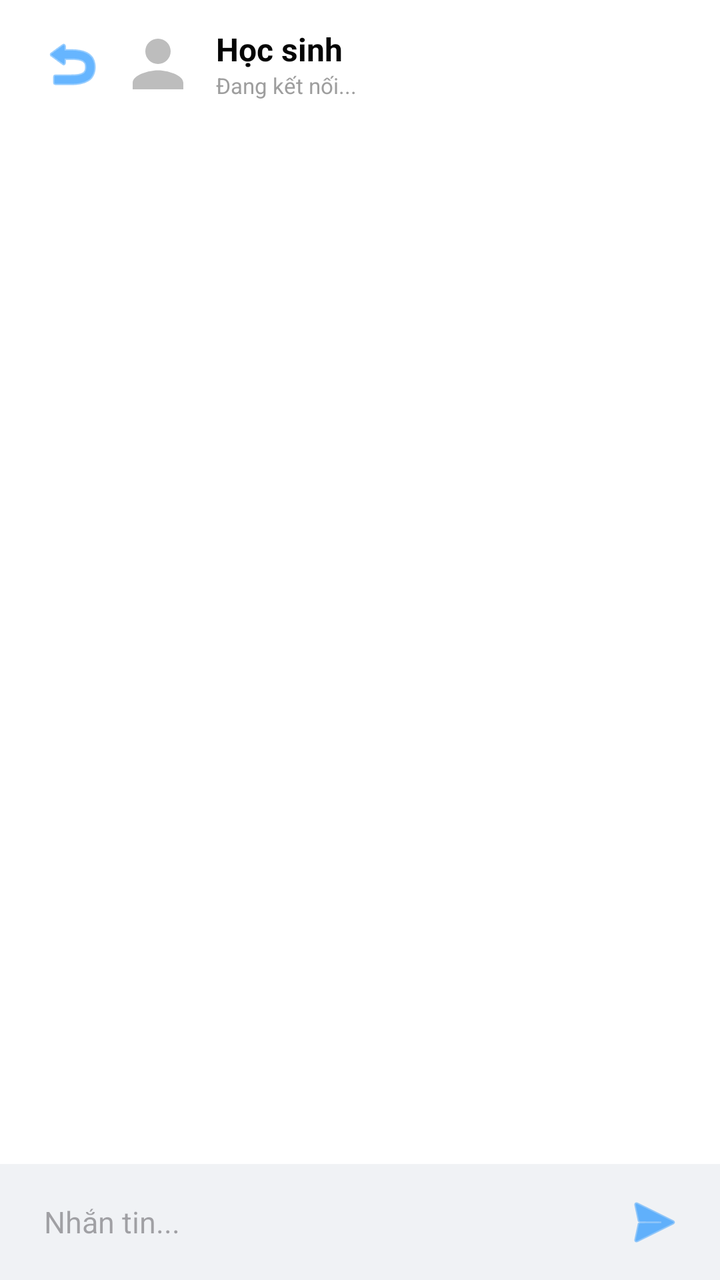
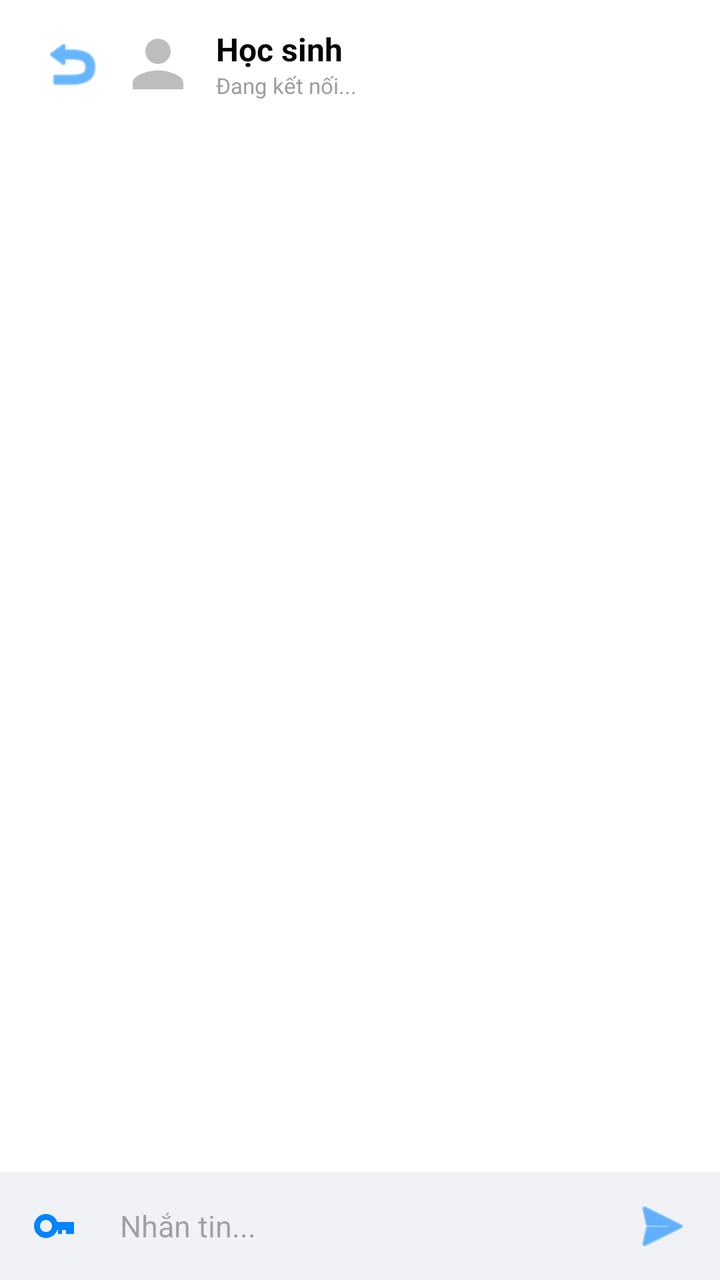

Screens rendered from an Android XML layout before and after an edit, with the pre-edit source and the edit as a unified diff.
<!-- AndroidManifest.xml: application theme Theme.AndroiCuoiKy -->
<!-- res/layout/activity_chat.xml -->
<?xml version="1.0" encoding="utf-8"?>
<RelativeLayout xmlns:android="http://schemas.android.com/apk/res/android"
    xmlns:app="http://schemas.android.com/apk/res-auto"
    android:layout_width="match_parent"
    android:layout_height="match_parent"
    android:background="#FFFFFF">

    
    <androidx.appcompat.widget.Toolbar
        android:id="@+id/chatToolbar"
        android:layout_width="match_parent"
        android:layout_height="?attr/actionBarSize"
        android:background="#FFFFFF"
        android:elevation="4dp"
        app:contentInsetStartWithNavigation="0dp">

        <LinearLayout
            android:layout_width="match_parent"
            android:layout_height="match_parent"
            android:gravity="center_vertical"
            android:orientation="horizontal">

            <ImageButton
                android:id="@+id/btnBackChat"
                android:layout_width="40dp"
                android:layout_height="40dp"
                android:background="?attr/selectableItemBackgroundBorderless"
                android:src="@android:drawable/ic_menu_revert"
                app:tint="#0084FF"
                android:contentDescription="Quay lại" />

            <com.google.android.material.imageview.ShapeableImageView
                android:id="@+id/ivReceiverAvatar"
                android:layout_width="38dp"
                android:layout_height="38dp"
                android:scaleType="centerCrop"
                android:src="@drawable/ic_avatar_default"
                app:shapeAppearanceOverlay="@style/ShapeAppearance.Material3.Corner.Full"
                android:layout_marginStart="4dp"
                android:layout_marginEnd="10dp" />

            <LinearLayout
                android:layout_width="wrap_content"
                android:layout_height="wrap_content"
                android:orientation="vertical">

                <TextView
                    android:id="@+id/tvReceiverName"
                    android:layout_width="wrap_content"
                    android:layout_height="wrap_content"
                    android:text="Học sinh"
                    android:textColor="#050505"
                    android:textSize="16sp"
                    android:textStyle="bold" />

                
                <TextView
                    android:id="@+id/tvReceiverStatus"
                    android:layout_width="wrap_content"
                    android:layout_height="wrap_content"
                    android:text="Đang kết nối..."
                    android:textColor="#9E9E9E"
                    android:textSize="11sp" />
            </LinearLayout>
        </LinearLayout>
    </androidx.appcompat.widget.Toolbar>

    
    <androidx.recyclerview.widget.RecyclerView
        android:id="@+id/rvChatMessages"
        android:layout_width="match_parent"
        android:layout_height="match_parent"
        android:layout_below="@id/chatToolbar"
        android:layout_above="@id/layoutMessageInput"
        android:clipToPadding="false"
        android:paddingVertical="8dp" />

    
    <LinearLayout
        android:id="@+id/layoutMessageInput"
        android:layout_width="match_parent"
        android:layout_height="wrap_content"
        android:layout_alignParentBottom="true"
        android:orientation="horizontal"
        android:gravity="center_vertical"
        android:background="#F0F2F5"
        android:paddingHorizontal="12dp"
        android:paddingVertical="8dp">

        <EditText
            android:id="@+id/etMessageInput"
            android:layout_width="0dp"
            android:layout_height="wrap_content"
            android:layout_weight="1"
            android:background="@android:color/transparent"
            android:hint="Nhắn tin..."
            android:textColor="#050505"
            android:textSize="15sp"
            android:maxLines="4"
            android:paddingHorizontal="10dp"
            android:paddingVertical="8dp" />

        <ImageButton
            android:id="@+id/btnSendMessage"
            android:layout_width="42dp"
            android:layout_height="42dp"
            android:background="?attr/selectableItemBackgroundBorderless"
            android:src="@android:drawable/ic_menu_send"
            app:tint="#0084FF"
            android:contentDescription="Gửi" />
    </LinearLayout>

</RelativeLayout>
<!-- resources referenced by this layout -->
<resources>
  <!-- drawable ic_avatar_default (drawable) -->
  <?xml version="1.0" encoding="utf-8"?>
  <vector xmlns:android="http://schemas.android.com/apk/res/android"
      android:width="40dp"
      android:height="40dp"
      android:viewportWidth="24"
      android:viewportHeight="24">
      <path
          android:fillColor="#BDBDBD"
          android:pathData="M12,12c2.21,0 4,-1.79 4,-4s-1.79,-4 -4,-4 -4,1.79 -4,4 1.79,4 4,4zM12,14c-2.67,0 -8,1.34 -8,4v2h16v-2c0,-2.66 -5.33,-4 -8,-4z"/>
  </vector>
  <style name="Theme.AndroiCuoiKy" parent="Base.Theme.AndroiCuoiKy" />
  <style name="Base.Theme.AndroiCuoiKy" parent="Theme.Material3.DayNight.NoActionBar">
  
          
          <item name="colorPrimary">@color/sf_primary</item>
          <item name="colorOnPrimary">@color/white</item>
          <item name="colorPrimaryContainer">@color/sf_primary_light</item>
          <item name="colorOnPrimaryContainer">@color/sf_primary_dark</item>
  
          
          <item name="colorSecondary">@color/sf_secondary</item>
          <item name="colorOnSecondary">@color/white</item>
  
          
          <item name="android:colorBackground">@color/sf_background</item>
          <item name="colorSurface">@color/sf_surface</item>
          <item name="colorOnSurface">@color/sf_text_primary</item>
          <item name="colorOnSurfaceVariant">@color/sf_text_secondary</item>
  
          
          <item name="colorError">@color/sf_danger</item>
          <item name="colorOnError">@color/white</item>
  
          
          <item name="android:statusBarColor">@color/sf_background</item>
          <item name="android:windowLightStatusBar">true</item>
  
          
          <item name="android:navigationBarColor">@color/sf_background</item>
          <item name="android:windowLightNavigationBar">true</item>
  
          
          <item name="android:textColorPrimary">@color/sf_text_primary</item>
          <item name="android:textColorSecondary">@color/sf_text_secondary</item>
  
          
          <item name="colorControlHighlight">@color/sf_primary_light</item>
  
      </style>
  <color name="sf_primary">#2563EB</color>
  <color name="white">#FFFFFFFF</color>
  <color name="sf_primary_light">#DBEAFE</color>
  <color name="sf_primary_dark">#1D4ED8</color>
  <color name="sf_secondary">#0D9488</color>
  <color name="sf_background">#F8FAFC</color>
  <color name="sf_surface">#FFFFFF</color>
  <color name="sf_text_primary">#0F172A</color>
  <color name="sf_text_secondary">#64748B</color>
  <color name="sf_danger">#EF4444</color>
</resources>

<!-- the commit's change to res/layout/activity_chat.xml (unified diff, before → after) -->
@@ -84,20 +84,32 @@
         android:orientation="horizontal"
         android:gravity="center_vertical"
         android:background="#F0F2F5"
-        android:paddingHorizontal="12dp"
-        android:paddingVertical="8dp">
+        android:paddingHorizontal="8dp"
+        android:paddingVertical="6dp">
+
+        
+        <ImageButton
+            android:id="@+id/btnSendClaimCode"
+            android:layout_width="40dp"
+            android:layout_height="40dp"
+            android:background="?attr/selectableItemBackgroundBorderless"
+            android:src="@drawable/ic_key"
+            app:tint="#0084FF"
+            android:contentDescription="Gửi mã xác nhận" />
 
         <EditText
             android:id="@+id/etMessageInput"
             android:layout_width="0dp"
             android:layout_height="wrap_content"
             android:layout_weight="1"
+            android:layout_marginStart="4dp"
+            android:layout_marginEnd="4dp"
             android:background="@android:color/transparent"
             android:hint="Nhắn tin..."
             android:textColor="#050505"
             android:textSize="15sp"
             android:maxLines="4"
-            android:paddingHorizontal="10dp"
+            android:paddingHorizontal="8dp"
             android:paddingVertical="8dp" />
 
         <ImageButton
<!-- resource entries referenced after the edit -->
@@ -10,6 +10,17 @@
       <path
           android:fillColor="#BDBDBD"
           android:pathData="M12,12c2.21,0 4,-1.79 4,-4s-1.79,-4 -4,-4 -4,1.79 -4,4 1.79,4 4,4zM12,14c-2.67,0 -8,1.34 -8,4v2h16v-2c0,-2.66 -5.33,-4 -8,-4z"/>
+  </vector>
+  <!-- drawable ic_key (drawable) -->
+  <?xml version="1.0" encoding="utf-8"?>
+  <vector xmlns:android="http://schemas.android.com/apk/res/android"
+      android:width="24dp"
+      android:height="24dp"
+      android:viewportWidth="24"
+      android:viewportHeight="24">
+      <path
+          android:fillColor="#FF000000"
+          android:pathData="M21,10h-8.35C11.83,7.67 9.61,6 7,6c-3.31,0 -6,2.69 -6,6s2.69,6 6,6c2.61,0 4.83,-1.67 5.65,-4H13v2h2v-2h2v2h4v-4zM7,15c-1.66,0 -3,-1.34 -3,-3s1.34,-3 3,-3 3,1.34 3,3 -1.34,3 -3,3z"/>
   </vector>
   <style name="Theme.AndroiCuoiKy" parent="Base.Theme.AndroiCuoiKy" />
   <style name="Base.Theme.AndroiCuoiKy" parent="Theme.Material3.DayNight.NoActionBar">
